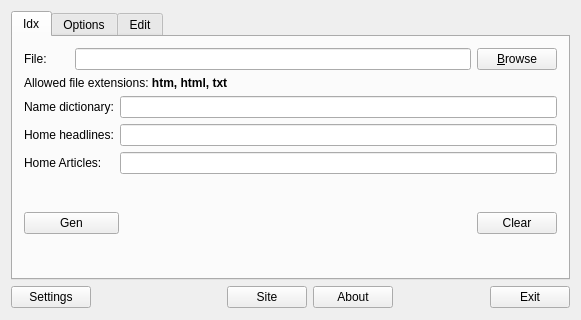
The window that src/mainwindget/mainwidget.ui (WarmongeR1/QDict4BQ6) describes before a commit, drawn with Qt 5.
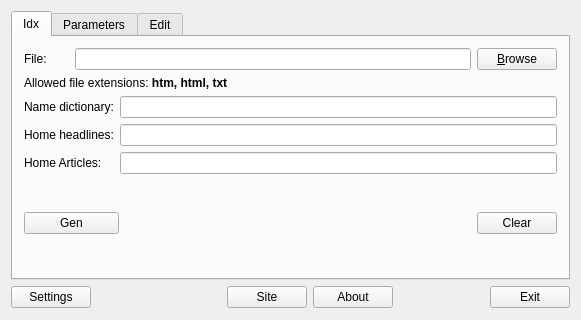
The same window after the commit.

Diff of the .ui file:
```diff
--- a/src/mainwindget/mainwidget.ui
+++ b/src/mainwindget/mainwidget.ui
@@ -126,7 +126,7 @@
      </widget>
      <widget class="QWidget" name="tab_3">
       <attribute name="title">
-       <string>Options</string>
+       <string>Parameters</string>
       </attribute>
       <layout class="QGridLayout" name="gridLayout_4">
        <item row="0" column="0">
```
Left out of the diff: 2 changed lines with no effect on the pictures.
